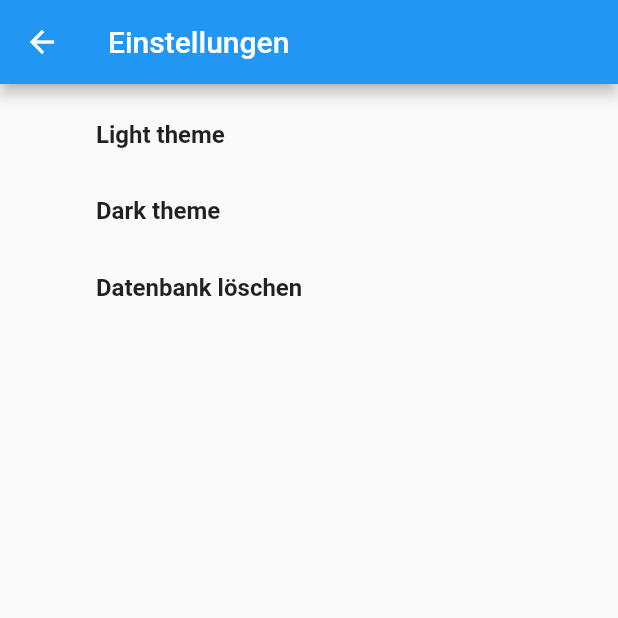
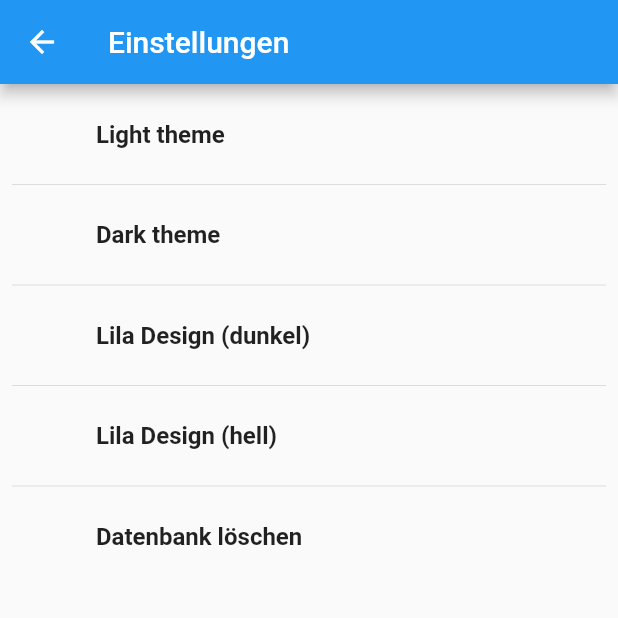
Before and after one commit to sturkopf123/Flutter-TodoList, a Flutter app: the screen it shows after launch, after a tap on the "settings" icon, on a phone screen of 412 x 824 dp, the top half of it. Run offline on Flutter 3.47's test engine with Material 2 defaults, Android fonts, the phone set to English and light mode, and no system bars; our stand-ins replace rxdart, shared_preferences, sqflite; accounts and stored records are empty.

Commit message:
added more themes

```diff
--- a/lib/main.dart
+++ b/lib/main.dart
@@ -1,16 +1,42 @@
 import 'package:flutter/material.dart';
+import 'package:shared_preferences/shared_preferences.dart';
+import 'package:todo_v2/bloc/themes.dart';
 import 'package:todo_v2/bloc/todoBloc.dart';
 import 'package:todo_v2/bloc/todoProvider.dart';
 import 'package:todo_v2/pages/homePage.dart';
-import 'package:todo_v2/bloc/themes.dart';
-import 'package:shared_preferences/shared_preferences.dart';
 import 'package:todo_v2/themes/custom_themes.dart';
 
 
 Future main() async {
   DemoTheme theme;
   SharedPreferences prefs = await SharedPreferences.getInstance();
-  theme = (prefs.getString("theme") == "dark")? dark : light;
+  switch (prefs.getString("theme")) {
+    case "dark":
+      {
+        theme = dark;
+        break;
+      }
+    case "light":
+      {
+        theme = light;
+        break;
+      }
+    case "purpledark":
+      {
+        theme = purpledark;
+        break;
+      }
+    case "purplelight":
+      {
+        theme = purplelight;
+        break;
+      }
+    default:
+      {
+        theme = light;
+        break;
+      }
+  }
   runApp(new TodoListApp(theme: theme));
 }
 
--- a/lib/pages/settingsPage.dart
+++ b/lib/pages/settingsPage.dart
@@ -1,11 +1,10 @@
 import 'package:flutter/material.dart';
 import 'package:shared_preferences/shared_preferences.dart';
+import 'package:todo_v2/bloc/themes.dart';
 import 'package:todo_v2/bloc/todoBloc.dart';
 import 'package:todo_v2/database/database.dart';
-import 'package:todo_v2/bloc/themes.dart';
+import 'package:todo_v2/themes/custom_themes.dart';
 import 'package:todo_v2/widgets/settingsbutton.dart';
-import 'package:todo_v2/themes/custom_themes.dart';
-import 'dart:async';
 
 class SettingsPage extends StatelessWidget {
   final ThemeBloc themeBloc;
@@ -29,17 +28,35 @@ class SettingsPage extends StatelessWidget {
               SettingsButton(
                 onPressed: () {
                     themeBloc.selectedTheme.add(_buildLightTheme());
-                    _storeThemeData("light");
+                    _storeThemeData("Helles Design");
                     },
                 text: "Light theme",
               ),
+              Divider(),
               SettingsButton(
                 onPressed: (){
                   themeBloc.selectedTheme.add(_buildDarkTheme());
-                  _storeThemeData("dark");
+                  _storeThemeData("Dunkles Design");
                   },
                 text: "Dark theme",
               ),
+              Divider(),
+              SettingsButton(
+                onPressed: () {
+                  themeBloc.selectedTheme.add(_buildPurpleDarkTheme());
+                  _storeThemeData("purpleDark");
+                },
+                text: "Lila Design (dunkel)",
+              ),
+              Divider(),
+              SettingsButton(
+                onPressed: () {
+                  themeBloc.selectedTheme.add(_buildPurpleLightTheme());
+                  _storeThemeData("purplelight");
+                },
+                text: "Lila Design (hell)",
+              ),
+              Divider(),
               SettingsButton(
                   text: "Datenbank löschen",
                   onPressed: () {
@@ -66,4 +83,12 @@ class SettingsPage extends StatelessWidget {
   DemoTheme _buildDarkTheme() {
     return dark;
   }
+
+  DemoTheme _buildPurpleDarkTheme() {
+    return purpledark;
+  }
+
+  DemoTheme _buildPurpleLightTheme() {
+    return purplelight;
+  }
 }
--- a/lib/themes/custom_themes.dart
+++ b/lib/themes/custom_themes.dart
@@ -10,3 +10,17 @@ var light = DemoTheme(
     'light',
     ThemeData.light()
 );
+var purpledark = DemoTheme(
+    "purpledark",
+    ThemeData(
+        brightness: Brightness.dark,
+        primaryColor: Colors.purple,
+        accentColor: Colors.purpleAccent
+    ));
+var purplelight = DemoTheme(
+    "purplelight",
+    ThemeData(
+        brightness: Brightness.light,
+        primaryColor: Colors.purple,
+        accentColor: Colors.purpleAccent
+    ));
```
